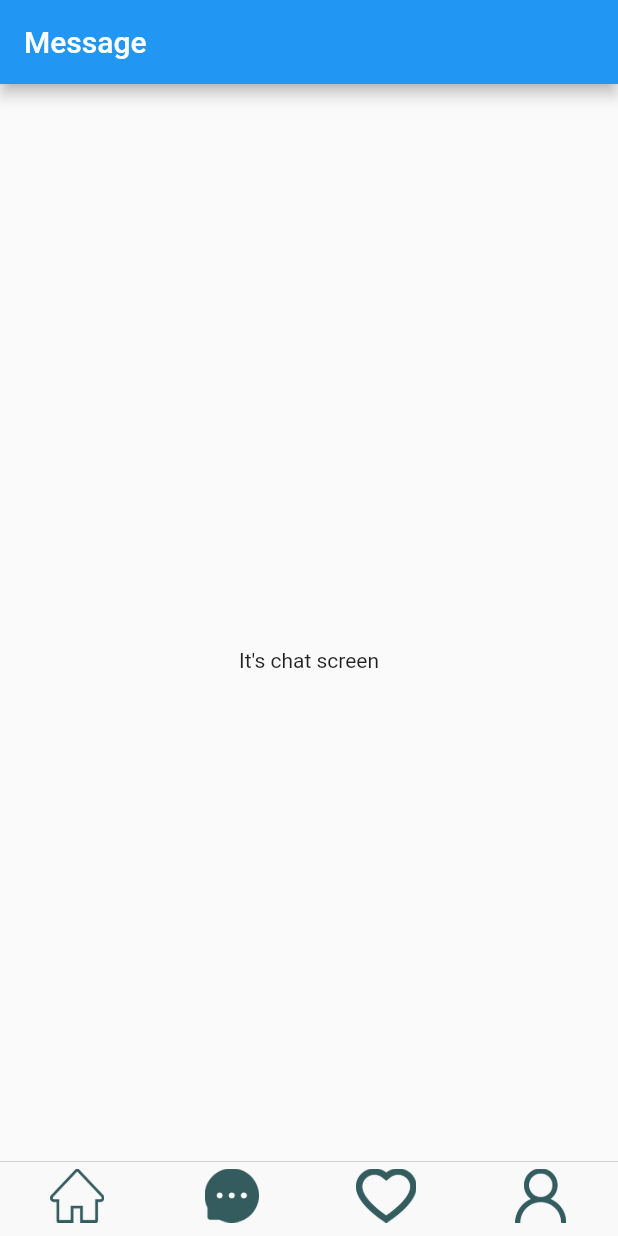
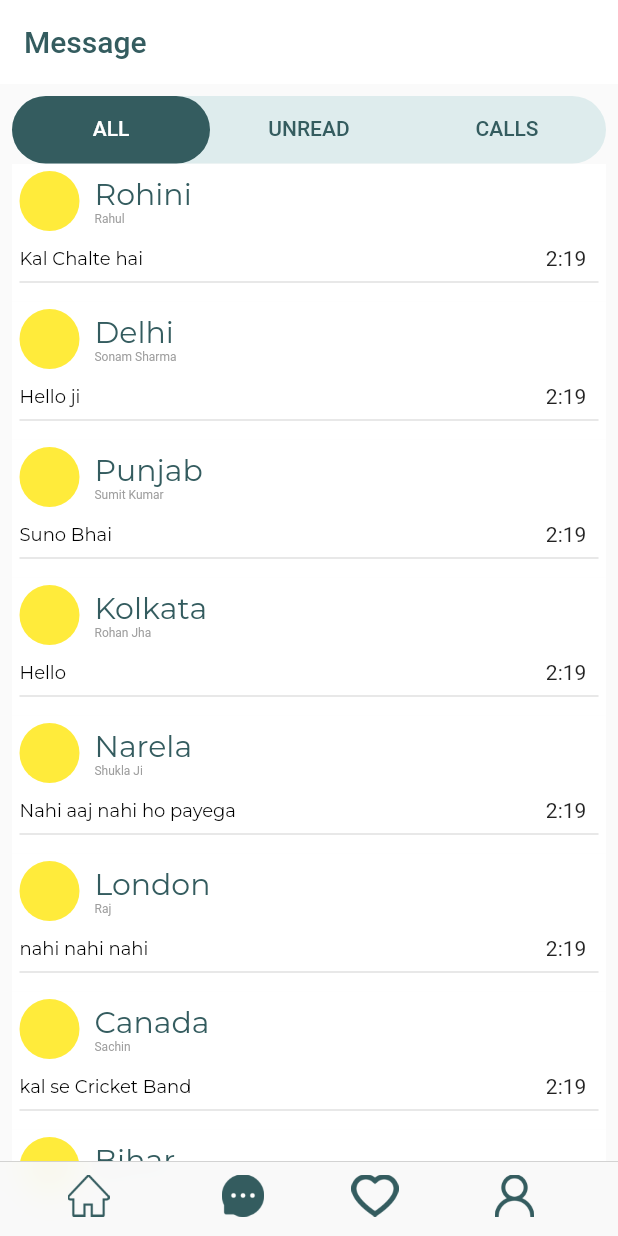
Before and after one commit to deepakkdkk/monkhood, a Flutter app: the screen it shows after launch, item 2 of the bottom bar chosen, on a phone screen of 412 x 824 dp. Run offline on Flutter 3.47's test engine with Material 2 defaults, Android fonts, the light colour scheme and no system bars; our stand-ins replace sticky_headers.

Commit message:
adding message screen initial part

```diff
--- a/lib/main.dart
+++ b/lib/main.dart
@@ -22,20 +22,84 @@ class _MyAppState extends State<MyApp> {
           tabBar: CupertinoTabBar(
             items: [
               BottomNavigationBarItem(
-                activeIcon: BottomItemActive('assets/home_selected.png'),
-                icon: BottomItemInactive('assets/home_unselected.png'),
+                // activeIcon: BottomItemActive('assets/home_selected.png'),
+                activeIcon: Container(
+                  child: Padding(
+                    padding: const EdgeInsets.fromLTRB(35, 9, 0, 9),
+                    child: Image(
+                      image: AssetImage('assets/home_selected.png'),
+                    ),
+                  ),
+                ),
+                // icon: BottomItemInactive('assets/home_unselected.png'),
+                icon: Container(
+                  child: Padding(
+                    padding: const EdgeInsets.fromLTRB(15, 9, 0, 9),
+                    child: Image(
+                      image: AssetImage('assets/home_unselected.png'),
+                    ),
+                  ),
+                ),
               ),
               BottomNavigationBarItem(
-                activeIcon: BottomItemActive('assets/chat_selected.png'),
-                icon: BottomItemInactive('assets/chat_unselected.png'),
+                // activeIcon: BottomItemActive('assets/chat_selected.png'),
+                activeIcon: Container(
+                  child: Padding(
+                    padding: const EdgeInsets.fromLTRB(15, 9, 0, 9),
+                    child: Image(
+                      image: AssetImage('assets/chat_selected.png'),
+                    ),
+                  ),
+                ),
+                // icon: BottomItemInactive('assets/chat_unselected.png'),
+                icon: Container(
+                  child: Padding(
+                    padding: const EdgeInsets.fromLTRB(15, 9, 0, 9),
+                    child: Image(
+                      image: AssetImage('assets/chat_unselected.png'),
+                    ),
+                  ),
+                ),
               ),
               BottomNavigationBarItem(
-                activeIcon: BottomItemActive('assets/feedback_selected.png'),
-                icon: BottomItemInactive('assets/favourite_unselected.png'),
+                // activeIcon: BottomItemActive('assets/feedback_selected.png'),
+                activeIcon: Container(
+                  child: Padding(
+                    padding: const EdgeInsets.fromLTRB(0, 9, 15, 9),
+                    child: Image(
+                      image: AssetImage('assets/feedback_unselected.png'),
+                    ),
+                  ),
+                ),
+                // icon: BottomItemInactive('assets/favourite_unselected.png'),
+                icon: Container(
+                  child: Padding(
+                    padding: const EdgeInsets.fromLTRB(0, 9, 15, 9),
+                    child: Image(
+                      image: AssetImage('assets/favourite_unselected.png'),
+                    ),
+                  ),
+                ),
               ),
               BottomNavigationBarItem(
-                activeIcon: BottomItemActive('assets/profile_selected.png'),
-                icon: BottomItemInactive('assets/profile_unselected.png'),
+                // activeIcon: BottomItemActive('assets/profile_selected.png'),
+                activeIcon: Container(
+                  child: Padding(
+                    padding: const EdgeInsets.fromLTRB(0, 9, 0, 9),
+                    child: Image(
+                      image: AssetImage('assets/profile_selected.png'),
+                    ),
+                  ),
+                ),
+                // icon: BottomItemInactive('assets/profile_unselected.png'),
+                icon: Container(
+                  child: Padding(
+                    padding: const EdgeInsets.fromLTRB(0, 9, 35, 9),
+                    child: Image(
+                      image: AssetImage('assets/profile_unselected.png'),
+                    ),
+                  ),
+                ),
               ),
             ],
           ),
@@ -57,6 +121,7 @@ class _MyAppState extends State<MyApp> {
               case 2:
                 return CupertinoTabView(builder: (context) {
                   return CupertinoPageScaffold(
+                    resizeToAvoidBottomInset: false,
                     child: FeedbackPage(),
                   );
                 });
@@ -78,14 +143,27 @@ class _MyAppState extends State<MyApp> {
   }
 }
 
+Widget bottombar(String selectedItem) {
+  return Container(
+    child: Padding(
+      padding: const EdgeInsets.fromLTRB(0, 9, 0, 9),
+      child: Image(
+        width: 100,
+        image: AssetImage(selectedItem),
+      ),
+    ),
+  );
+}
+
 class BottomItemActive extends StatelessWidget {
   final String selectedItem;
   BottomItemActive(this.selectedItem);
   @override
   Widget build(BuildContext context) {
     return Padding(
-      padding: const EdgeInsets.all(5.0),
+      padding: const EdgeInsets.fromLTRB(0, 9, 0, 9),
       child: Image(
+        width: 100,
         image: AssetImage(selectedItem),
       ),
     );
@@ -97,10 +175,14 @@ class BottomItemInactive extends StatelessWidget {
   BottomItemInactive(this.unselectedItem);
   @override
   Widget build(BuildContext context) {
-    return Padding(
-      padding: const EdgeInsets.all(5.0),
-      child: Image(
-        image: AssetImage(unselectedItem),
+    return Container(
+      margin: EdgeInsets.symmetric(horizontal: 10),
+      child: Padding(
+        padding: const EdgeInsets.fromLTRB(0, 9, 0, 9),
+        child: Image(
+          width: 100,
+          image: AssetImage(unselectedItem),
+        ),
       ),
     );
   }
--- /dev/null
+++ b/lib/pages/MessagesFiles/all_screen_page.dart
@@ -0,0 +1,93 @@
+import 'package:flutter/material.dart';
+import 'package:monkhood/pages/MessagesFiles/chatModels.dart';
+
+class ChatPage extends StatefulWidget {
+  @override
+  _ChatPageState createState() => _ChatPageState();
+}
+
+class _ChatPageState extends State<ChatPage> {
+  @override
+  Widget build(BuildContext context) {
+    return Container(
+        child: ListView.builder(
+      itemCount: chatData.length,
+      itemBuilder: (context, i) => Column(
+        children: [
+          singleMessage(
+              chatData[i].address, chatData[i].name, chatData[i].message),
+        ],
+      ),
+    ));
+  }
+}
+
+Widget singleMessage(String text1, String text2, String text3) {
+  return Container(
+    color: Colors.white,
+    child: Padding(
+      padding: const EdgeInsets.all(5),
+      child: Column(
+        crossAxisAlignment: CrossAxisAlignment.start,
+        children: [
+          Row(
+            children: [
+              CircleAvatar(
+                backgroundColor: Colors.yellow,
+              ),
+              SizedBox(
+                width: 10,
+              ),
+              Column(
+                crossAxisAlignment: CrossAxisAlignment.start,
+                children: [
+                  Text(
+                    text1,
+                    style: TextStyle(
+                      fontFamily: 'Montserrat',
+                      fontSize: 20,
+                      color: Color(0xFF345C5F),
+                    ),
+                  ),
+                  Text(
+                    text2,
+                    style: TextStyle(
+                      fontSize: 8,
+                      color: Colors.grey,
+                    ),
+                  ),
+                ],
+              ),
+            ],
+          ),
+          SizedBox(
+            height: 10,
+          ),
+          Row(
+            children: [
+              Expanded(
+                flex: 10,
+                child: Text(
+                  text3,
+                  softWrap: true,
+                  style: TextStyle(
+                    fontFamily: 'Montserrat',
+                    fontSize: 12,
+                    color: Colors.black,
+                  ),
+                ),
+              ),
+              Expanded(
+                flex: 1,
+                child: Text('2:19'),
+              ),
+            ],
+          ),
+          Divider(
+            thickness: 1.0,
+          ),
+        ],
+      ),
+    ),
+  );
+}
--- /dev/null
+++ b/lib/pages/MessagesFiles/chatModels.dart
@@ -0,0 +1,83 @@
+
+class ChatModel {
+  final String address;
+  final String name;
+  final String message;
+  final String time;
+  final String avatar;
+  ChatModel({this.address, this.name, this.message, this.time, this.avatar});
+}
+
+List<ChatModel> chatData = [
+  ChatModel(
+    address: "Rohini",
+    name: "Rahul",
+    message: "Kal Chalte hai",
+    time: "10:20",
+    avatar: "assets/profile_image.png",
+  ),
+  ChatModel(
+    address: "Delhi",
+    name: "Sonam Sharma",
+    message: "Hello ji",
+    time: "22:30",
+    avatar: "assets/profile_image.png",
+  ),
+  ChatModel(
+    address: "Punjab",
+    name: "Sumit Kumar",
+    message: "Suno Bhai",
+    time: "14:23",
+    avatar: "assets/profile_image.png",
+  ),
+  ChatModel(
+    address: "Kolkata",
+    name: "Rohan Jha",
+    message: "Hello",
+    time: "11:45",
+    avatar: "assets/profile_image.png",
+  ),
+  ChatModel(
+    address: "Narela",
+    name: "Shukla Ji",
+    message: "Nahi aaj nahi ho payega",
+    time: "23:20",
+    avatar: "assets/profile_image.png",
+  ),
+  ChatModel(
+    address: "London",
+    name: "Raj",
+    message: "nahi nahi nahi",
+    time: "2:20",
+  ),
+  ChatModel(
+    address: "Canada",
+    name: "Sachin",
+    message: "kal se Cricket Band",
+    time: "21:20",
+    avatar: "assets/profile_image.png",
+  ),
+  ChatModel(
+    address: "Bihar",
+    name: "Jay",
+    message: "Yes ho jayega",
+    time: "21:20",
+  ),
+  ChatModel(
+    address: "Goa",
+    name: "Iti Kumari",
+    message: "Same here",
+    time: "21:20",
+  ),
+  ChatModel(address: "WellingTon",
+    name: "Priti",
+    message: "Niklo jaldi",
+    time: "21:20",
+  ),
+  ChatModel(
+    address: "Sydney",
+    name: "Kabir",
+    message: "bhaw bhaw bhaw bada bhaw bhaw",
+    time: "21:20",
+  ),
+];
--- a/lib/pages/functions/search_bar.dart
+++ b/lib/pages/functions/search_bar.dart
@@ -9,14 +9,14 @@ class _SearchBarState extends State<SearchBar> {
   @override
   Widget build(BuildContext context) {
     return Container(
-      height: 100,
+      height: 80,
       color: Colors.white,
       child: Row(
         children: [
           Expanded(
             flex: 5,
             child: Padding(
-              padding: const EdgeInsets.fromLTRB(10, 18, 10, 18),
+              padding: const EdgeInsets.fromLTRB(10, 17, 10, 17),
               child: TextField(
                 decoration: InputDecoration(
                   filled: true,
--- a/lib/pages/functions/services.dart
+++ b/lib/pages/functions/services.dart
@@ -6,7 +6,6 @@ class Services extends StatelessWidget {
   @override
   Widget build(BuildContext context) {
     return Column(
-
       children: [
         Padding(
           padding: const EdgeInsets.all(10.0),
--- a/lib/pages/home_page.dart
+++ b/lib/pages/home_page.dart
@@ -27,7 +27,6 @@ class _HomePageState extends State<HomePage> {
                     leading: Padding(
                       padding: const EdgeInsets.fromLTRB(5, 8, 3, 8),
                       child: Image(
-
                         image: AssetImage("assets/location_image.png"),
                       ),
                     ),
--- a/lib/pages/message_page.dart
+++ b/lib/pages/message_page.dart
@@ -1,4 +1,5 @@
 import 'package:flutter/material.dart';
+import 'package:monkhood/pages/MessagesFiles/all_screen_page.dart';
 import 'package:monkhood/pages/home_page.dart';
 
 class Message extends StatefulWidget {
@@ -6,17 +7,91 @@ class Message extends StatefulWidget {
   _MessageState createState() => _MessageState();
 }
 
-class _MessageState extends State<Message> {
+class _MessageState extends State<Message> with SingleTickerProviderStateMixin {
+  TabController _tabController;
+  final List<Tab> topTabs = <Tab>[
+    Tab(
+      child: Text(
+        'ALL',
+        // style: TextStyle(
+        //   color: Colors.white,
+        // ),
+      ),
+    ),
+    Tab(
+      child: Text(
+        'UNREAD',
+        // style: TextStyle(
+        //   color: Colors.white,
+        // ),
+      ),
+    ),
+    Tab(
+      child: Text(
+        'CALLS',
+        // style: TextStyle(
+        //   color: Colors.white,
+        // ),
+      ),
+    ),
+  ];
+  @override
+  void initState() {
+    // TODO: implement initState
+    _tabController = TabController(length: 3, initialIndex: 0, vsync: this)
+      ..addListener(() {
+        setState(() {});
+      });
+    super.initState();
+  }
+
   @override
   Widget build(BuildContext context) {
     return Scaffold(
       appBar: AppBar(
+        elevation: 0.0,
+        backgroundColor: Colors.white,
         title: Text(
           'Message',
+          style: TextStyle(
+            color: Color(0xFF345C5F),
+          ),
         ),
+        // bottom: ,
       ),
-      body: Center(
-        child: Text("It's chat screen"),
+      body: Padding(
+        padding: EdgeInsets.all(8),
+        child: Column(
+
+          children: [
+            Container(
+              height: 45,
+              decoration: BoxDecoration(
+                color: Color(0xFFDEECED),
+                borderRadius: BorderRadius.all(Radius.circular(32)),
+              ),
+              child: TabBar(
+                controller: _tabController,
+                unselectedLabelColor: Color(0xFF345C5F),
+                // unselectedLabelStyle: TextStyle(),
+                indicator: BoxDecoration(
+                    color: Color(0xFF345C5F),
+                    borderRadius: BorderRadius.circular(30)),
+                tabs: topTabs,
+              ),
+            ),
+            Expanded(
+              child: TabBarView(
+                controller: _tabController,
+                children: [
+                  ChatPage(),
+                  Text('status'),
+                  Text('Calls'),
+                ],
+              ),
+            ),
+          ],
+        ),
       ),
     );
   }
```
